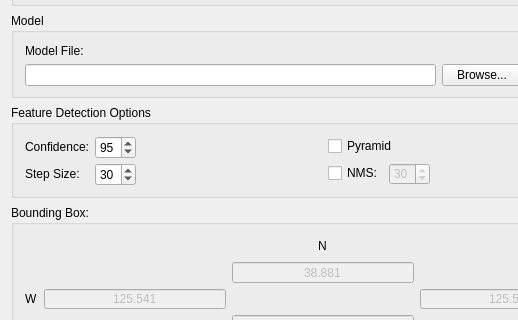
First picture: the form in gui/mainwindow.ui, repository DigitalGlobe/GGD-OpenSpaceNet, before the edit; both pictures show x 0 to 518 and y 238 to 558 of the 641 by 907 pixel window.
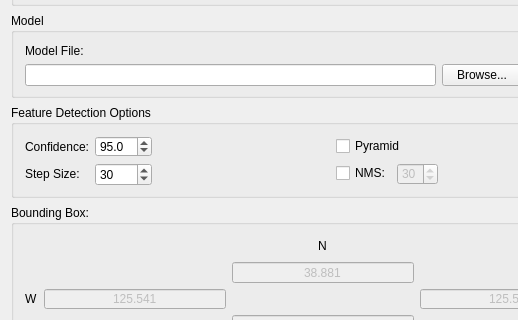
Second picture: the form after the edit. Icons and pictures are not drawn.

Commit message: Changed the confidence to a double spin box to support more precision

The edit to the form file:
```diff
--- a/gui/mainwindow.ui
+++ b/gui/mainwindow.ui
@@ -547,19 +547,6 @@
          </property>
         </widget>
        </item>
-       <item row="0" column="1">
-        <widget class="QSpinBox" name="confidenceSpinBox">
-         <property name="minimumSize">
-          <size>
-           <width>0</width>
-           <height>23</height>
-          </size>
-         </property>
-         <property name="value">
-          <number>95</number>
-         </property>
-        </widget>
-       </item>
        <item row="0" column="0">
         <widget class="QLabel" name="confidenceLabel">
          <property name="text">
@@ -619,6 +606,22 @@
          </property>
         </spacer>
        </item>
+       <item row="0" column="1">
+        <widget class="QDoubleSpinBox" name="confidenceSpinBox">
+         <property name="decimals">
+          <number>1</number>
+         </property>
+         <property name="maximum">
+          <double>100.000000000000000</double>
+         </property>
+         <property name="singleStep">
+          <double>0.100000000000000</double>
+         </property>
+         <property name="value">
+          <double>95.000000000000000</double>
+         </property>
+        </widget>
+       </item>
       </layout>
      </widget>
     </item>
```
